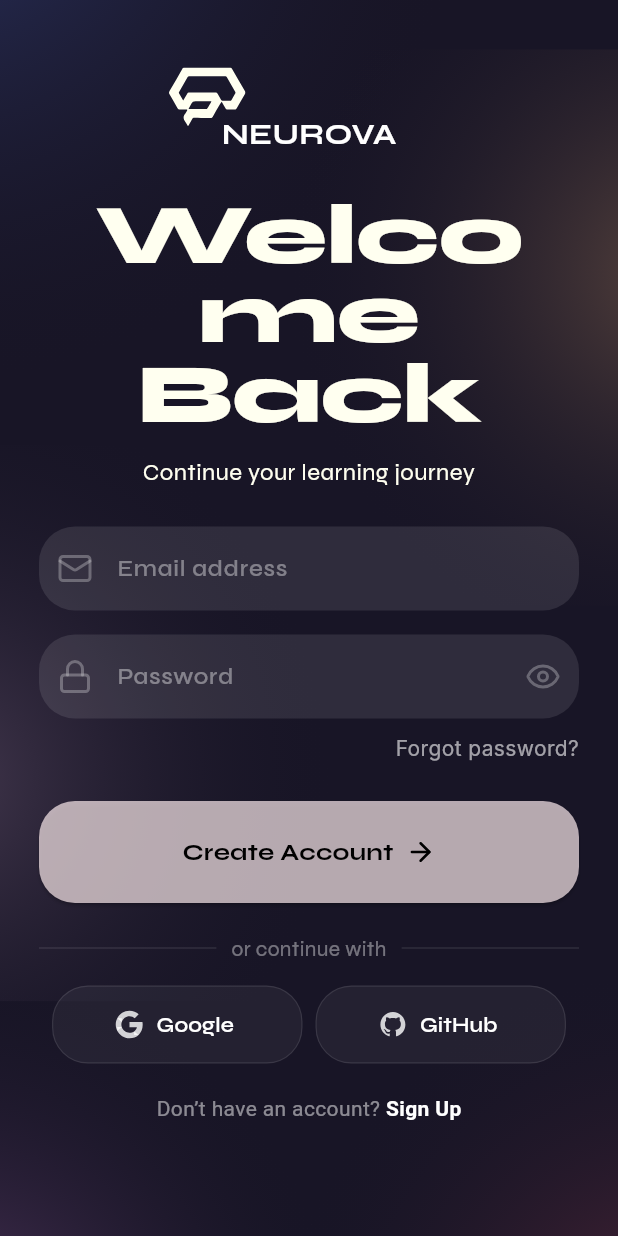
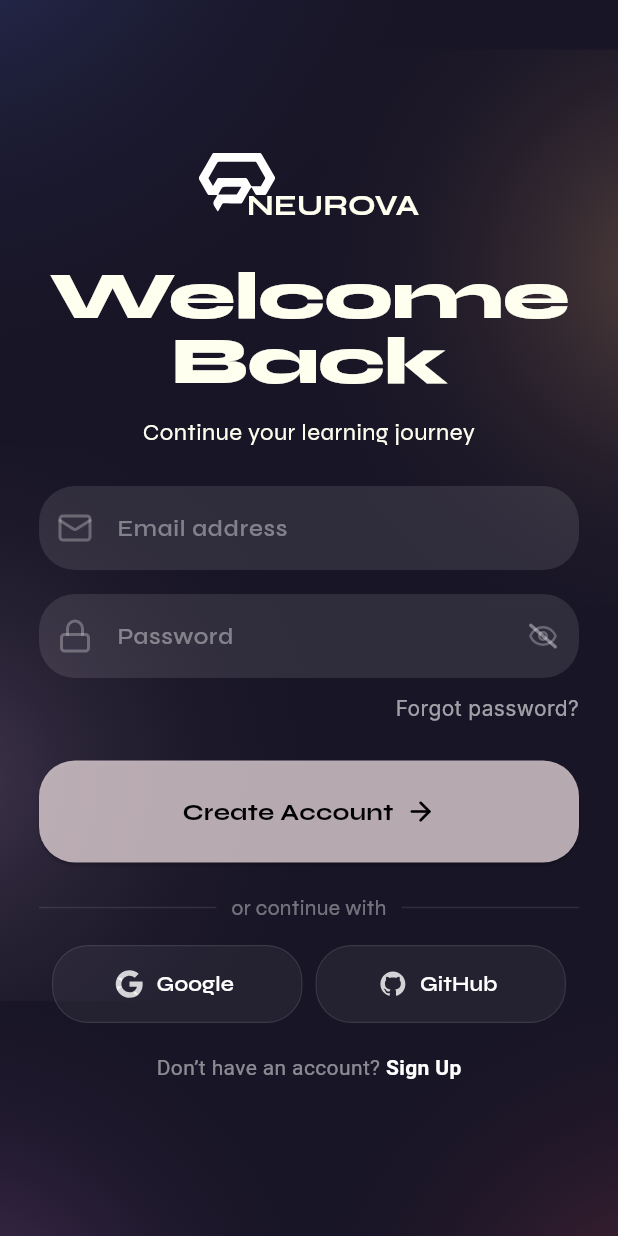
Before and after one commit to Rezouali-Imane/NeuroVa, a Flutter app: the LoginPage screen opened by its route, on a phone screen of 412 x 824 dp. Run offline on Flutter 3.47's test engine with Material 3 defaults, Android fonts, the phone set to English and light mode, and no system bars; our stand-ins replace dio, flutter_chat_bubble, flutter_riverpod, flutter_secure_storage, flutter_svg, go_router and 1 more; accounts and stored records are empty; Roboto replaces fonts that are missing (Inter).

Commit message:
align login page animations and input behavior

```diff
--- a/neurova_app/lib/features/auth/login_page.dart
+++ b/neurova_app/lib/features/auth/login_page.dart
@@ -13,14 +13,30 @@
   State<LoginPage> createState() => _LoginPageState();
 }
 
-class _LoginPageState extends State<LoginPage> {
+class _LoginPageState extends State<LoginPage>
+    with SingleTickerProviderStateMixin {
   final _emailController = TextEditingController();
   final _passwordController = TextEditingController();
 
   bool _obscurePassword = true;
+  late final AnimationController _entranceController;
+
+  @override
+  void initState() {
+    super.initState();
+    _entranceController = AnimationController(
+      vsync: this,
+      duration: const Duration(milliseconds: 1450),
+    );
+
+    WidgetsBinding.instance.addPostFrameCallback((_) {
+      _entranceController.forward();
+    });
+  }
 
   @override
   void dispose() {
+    _entranceController.dispose();
     _emailController.dispose();
     _passwordController.dispose();
     super.dispose();
@@ -41,49 +57,34 @@
                 constraints: const BoxConstraints(maxWidth: 360),
                 child: Column(
                   children: [
-                    Stack(
-                      clipBehavior: Clip.none,
-                      alignment: Alignment.center,
-                      children: [
-                        const Text(
-                          "NEUROVA",
-                          style: TextStyle(
-                            fontFamily: 'Syne',
-                            fontSize: 20,
-                            fontWeight: FontWeight.bold,
-                            color: Colors.white,
-                          ),
-                        ),
-                        Positioned(
-                          left: -35,
-                          top: -30,
-                          child: SvgPicture.asset(
-                            'lib/features/onboarding/assets/logo.svg',
-                            width: 51,
-                            height: 39,
-                          ),
-                        ),
-                      ],
+                    _buildStaggered(
+                      index: 0,
+                      child: const _BrandHeader(),
                     ),
 
                     const SizedBox(height: 26),
 
-                    const Text(
+                    _buildStaggered(
+                      index: 1,
+                      child: const Text(
                         'Welcome\nBack',
                         textAlign: TextAlign.center,
                         style: TextStyle(
                           color: Color(0xFFFFFFF0),
-                        fontSize: 56,
+                          fontSize: 45,
                           fontFamily: 'Syne',
-                        fontWeight: FontWeight.w800,
+                          fontWeight: FontWeight.w900,
                           height: 0.95,
                           letterSpacing: -0.6,
+                        ),
                       ),
                     ),
 
                     const SizedBox(height: 14),
 
-                    const Text(
+                    _buildStaggered(
+                      index: 2,
+                      child: const Text(
                         'Continue your learning journey',
                         textAlign: TextAlign.center,
                         style: TextStyle(
@@ -92,15 +93,19 @@
                           fontFamily: 'Syne',
                         ),
                       ),
+                    ),
 
                     const SizedBox(height: 25),
 
-                    TextField(
+                    _buildStaggered(
+                      index: 3,
+                      child: TextField(
                         controller: _emailController,
                         style: const TextStyle(color: Colors.white),
                         decoration: InputDecoration(
-                        labelText: "Email address",
-                        labelStyle: TextStyle(color: hintColor),
+                          hintText: "Email address",
+                          hintStyle: TextStyle(color: hintColor),
+                          floatingLabelBehavior: FloatingLabelBehavior.never,
                           filled: true,
                           fillColor: Colors.white.withValues(alpha: 0.1),
                           border: OutlineInputBorder(
@@ -121,16 +126,20 @@
                           ),
                         ),
                       ),
+                    ),
 
                     const SizedBox(height: 16),
 
-                    TextField(
+                    _buildStaggered(
+                      index: 4,
+                      child: TextField(
                         controller: _passwordController,
                         obscureText: _obscurePassword,
                         style: const TextStyle(color: Colors.white),
                         decoration: InputDecoration(
-                        labelText: "Password",
-                        labelStyle: TextStyle(color: hintColor),
+                          hintText: "Password",
+                          hintStyle: TextStyle(color: hintColor),
+                          floatingLabelBehavior: FloatingLabelBehavior.never,
                           filled: true,
                           fillColor: Colors.white.withValues(alpha: 0.1),
                           border: OutlineInputBorder(
@@ -149,20 +158,10 @@
                               ),
                             ),
                           ),
-                        suffixIcon: GestureDetector(
+                          suffixIcon: _buildAnimatedEyeIcon(
+                            isObscured: _obscurePassword,
                             onTap: () => setState(
                               () => _obscurePassword = !_obscurePassword,
-                          ),
-                          child: Padding(
-                            padding: const EdgeInsets.all(12),
-                            child: SvgPicture.asset(
-                              'lib/features/onboarding/assets/Icon4.svg',
-                              width: 20,
-                              height: 20,
-                              colorFilter: const ColorFilter.mode(
-                                Colors.white70,
-                                BlendMode.srcIn,
-                              ),
                             ),
                           ),
                         ),
@@ -171,7 +170,9 @@
 
                     const SizedBox(height: 10),
 
-                    Align(
+                    _buildStaggered(
+                      index: 5,
+                      child: Align(
                         alignment: Alignment.centerRight,
                         child: GestureDetector(
                           onTap: () {
@@ -193,10 +194,13 @@
                           ),
                         ),
                       ),
+                    ),
 
                     const SizedBox(height: 25),
 
-                    SizedBox(
+                    _buildStaggered(
+                      index: 6,
+                      child: SizedBox(
                         width: double.infinity,
                         height: 67.99,
                         child: ElevatedButton(
@@ -237,10 +241,13 @@
                           ),
                         ),
                       ),
+                    ),
 
                     const SizedBox(height: 20),
 
-                    Row(
+                    _buildStaggered(
+                      index: 7,
+                      child: Row(
                         children: [
                           Expanded(
                             child: Container(
@@ -265,10 +272,13 @@
                           ),
                         ],
                       ),
+                    ),
 
                     const SizedBox(height: 15),
 
-                    Row(
+                    _buildStaggered(
+                      index: 8,
+                      child: Row(
                         mainAxisAlignment: MainAxisAlignment.spaceEvenly,
                         children: [
                           _socialBtn(
@@ -281,10 +291,13 @@
                           ),
                         ],
                       ),
+                    ),
 
                     const SizedBox(height: 20),
 
-                    Text.rich(
+                    _buildStaggered(
+                      index: 9,
+                      child: Text.rich(
                         TextSpan(
                           children: [
                             TextSpan(
@@ -313,10 +326,95 @@
                           ],
                         ),
                       ),
+                    ),
                   ],
                 ),
               ),
             ),
+          ),
+        ),
+      ),
+    );
+  }
+
+  Widget _buildStaggered({
+    required int index,
+    required Widget child,
+    double fromY = 28,
+  }) {
+    final start = (0.03 + (index * 0.06)).clamp(0.0, 0.88).toDouble();
+    final end = (start + 0.24).clamp(0.0, 1.0).toDouble();
+
+    return AnimatedBuilder(
+      animation: _entranceController,
+      child: child,
+      builder: (context, animatedChild) {
+        final anim = CurvedAnimation(
+          parent: _entranceController,
+          curve: Interval(start, end, curve: Curves.easeOutCubic),
+        );
+
+        return Opacity(
+          opacity: anim.value,
+          child: Transform.translate(
+            offset: Offset(0, fromY * (1 - anim.value)),
+            child: Transform.scale(
+              scale: 0.98 + (0.02 * anim.value),
+              child: animatedChild,
+            ),
+          ),
+        );
+      },
+    );
+  }
+
+  Widget _buildAnimatedEyeIcon({
+    required bool isObscured,
+    required VoidCallback onTap,
+  }) {
+    return GestureDetector(
+      onTap: onTap,
+      child: Padding(
+        padding: const EdgeInsets.all(12.0),
+        child: AnimatedScale(
+          duration: const Duration(milliseconds: 220),
+          curve: Curves.easeOutBack,
+          scale: isObscured ? 1.0 : 1.1,
+          child: Stack(
+            alignment: Alignment.center,
+            children: [
+              AnimatedRotation(
+                duration: const Duration(milliseconds: 260),
+                curve: Curves.easeInOutCubic,
+                turns: isObscured ? 0.0 : 0.5,
+                child: SvgPicture.asset(
+                  'lib/features/onboarding/assets/Icon4.svg',
+                  key: ValueKey<bool>(isObscured),
+                  width: 20,
+                  height: 20,
+                  colorFilter: const ColorFilter.mode(
+                    Colors.white70,
+                    BlendMode.srcIn,
+                  ),
+                ),
+              ),
+              AnimatedOpacity(
+                duration: const Duration(milliseconds: 180),
+                curve: Curves.easeInOut,
+                opacity: isObscured ? 1.0 : 0.0,
+                child: Transform.rotate(
+                  angle: -0.85,
+                  child: Container(
+                    width: 2.2,
+                    height: 24,
+                    decoration: BoxDecoration(
+                      color: Colors.white.withValues(alpha: 0.40),
+                      borderRadius: BorderRadius.circular(99),
+                    ),
+                  ),
+                ),
+              ),
+            ],
           ),
         ),
       ),
@@ -348,3 +446,53 @@
     );
   }
 }
+
+class _BrandHeader extends StatelessWidget {
+  const _BrandHeader();
+
+  @override
+  Widget build(BuildContext context) {
+    return Center(
+      child: SizedBox(
+        width: 147,
+        height: 48,
+        child: Stack(
+          children: [
+            Positioned(
+              left: 0,
+              top: 0,
+              child: SvgPicture.asset(
+                'lib/features/onboarding/assets/logo.svg',
+                width: 51,
+                height: 39,
+                colorFilter: const ColorFilter.mode(
+                  Colors.white,
+                  BlendMode.srcIn,
+                ),
+              ),
+            ),
+            const Positioned(
+              left: 32,
+              top: 24,
+              child: SizedBox(
+                width: 115,
+                height: 24,
+                child: Text(
+                  'NEUROVA',
+                  style: TextStyle(
+                    color: Color(0xFFFFFFF0),
+                    fontSize: 20,
+                    fontFamily: 'Syne',
+                    fontWeight: FontWeight.w700,
+                    height: 1.0,
+                    letterSpacing: 0.0,
+                  ),
+                ),
+              ),
+            ),
+          ],
+        ),
+      ),
+    );
+  }
+}
```
Lines whose indentation alone changed are shown as unchanged.
